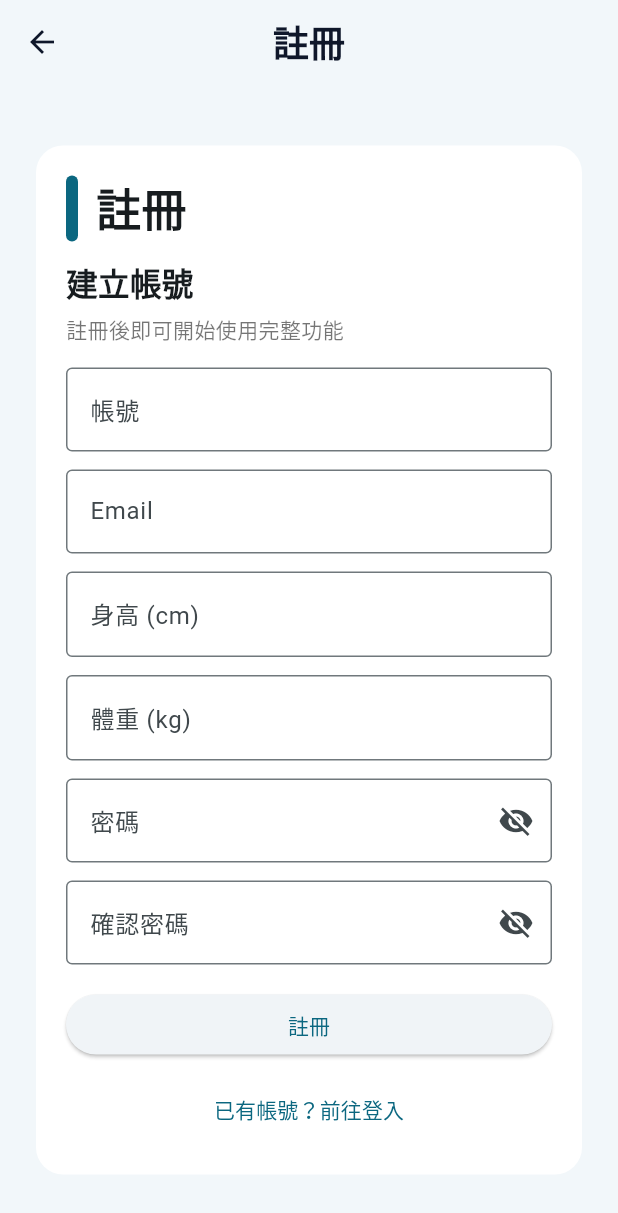
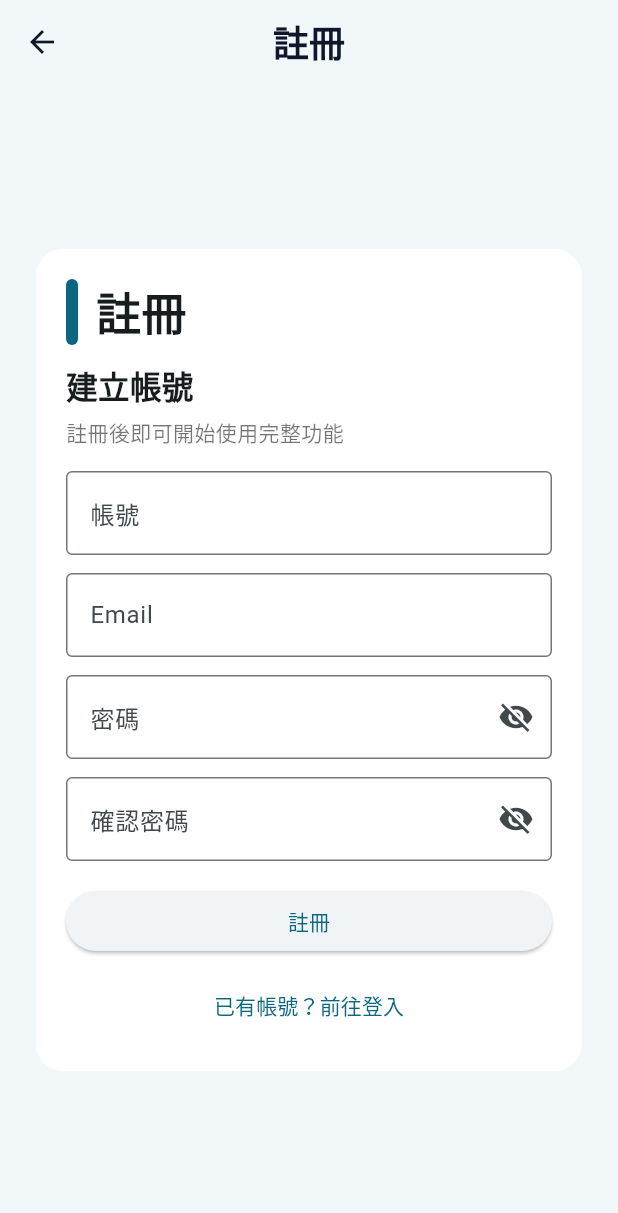
Before and after one commit to Hsin104/smartchair, a Flutter app: the screen it shows after launch, after a tap on "註冊", on a phone screen of 412 x 824 dp. Shown: the top 1213 px of the screen. Run offline on Flutter 3.47's test engine with Material 3 defaults, Android fonts, the phone set to English and light mode, and no system bars; our stand-ins replace firebase_core, fl_chart, shared_preferences; missing offline and left inert: screen_retriever, system_tray, window_manager; accounts and stored records are empty.

Commit message:
chore(auth): remove height/weight from registration

```diff
--- a/lib/screens/auth_page.dart
+++ b/lib/screens/auth_page.dart
@@ -18,8 +18,6 @@ class _AuthPageState extends State<AuthPage> {
   final _emailController = TextEditingController();
   final _passwordController = TextEditingController();
   final _confirmPasswordController = TextEditingController();
-  final _heightController = TextEditingController();
-  final _weightController = TextEditingController();
 
   late AuthMode _mode;
   bool _isSubmitting = false;
@@ -38,8 +36,6 @@ class _AuthPageState extends State<AuthPage> {
     _emailController.dispose();
     _passwordController.dispose();
     _confirmPasswordController.dispose();
-    _heightController.dispose();
-    _weightController.dispose();
     super.dispose();
   }
 
@@ -62,8 +58,6 @@ class _AuthPageState extends State<AuthPage> {
             _usernameController.text.trim(),
             _emailController.text.trim(),
             _passwordController.text,
-            height: double.tryParse(_heightController.text.trim()),
-            weight: double.tryParse(_weightController.text.trim()),
           );
 
     if (!mounted) return;
@@ -174,46 +168,6 @@ class _AuthPageState extends State<AuthPage> {
                           },
                         ),
                         const SizedBox(height: 12),
-                        // 身高（只有註冊需要）
-                        TextFormField(
-                          controller: _heightController,
-                          keyboardType: TextInputType.number,
-                          decoration: const InputDecoration(
-                            labelText: '身高 (cm)',
-                            border: OutlineInputBorder(),
-                            hintText: '例：170',
-                          ),
-                          validator: (v) {
-                            final text = (v ?? '').trim();
-                            if (text.isEmpty) return '請輸入身高';
-                            final height = double.tryParse(text);
-                            if (height == null || height < 50 || height > 250) {
-                              return '身高應在 50~250 公分之間';
-                            }
-                            return null;
-                          },
-                        ),
-                        const SizedBox(height: 12),
-                        // 體重（只有註冊需要）
-                        TextFormField(
-                          controller: _weightController,
-                          keyboardType: TextInputType.number,
-                          decoration: const InputDecoration(
-                            labelText: '體重 (kg)',
-                            border: OutlineInputBorder(),
-                            hintText: '例：70',
-                          ),
-                          validator: (v) {
-                            final text = (v ?? '').trim();
-                            if (text.isEmpty) return '請輸入體重';
-                            final weight = double.tryParse(text);
-                            if (weight == null || weight < 20 || weight > 300) {
-                              return '體重應在 20~300 公斤之間';
-                            }
-                            return null;
-                          },
-                        ),
-                        const SizedBox(height: 12),
                       ],
 
                       // 密碼
@@ -299,8 +253,7 @@ class _AuthPageState extends State<AuthPage> {
                                   _emailController.clear();
                                   _passwordController.clear();
                                   _confirmPasswordController.clear();
-                                  _heightController.clear();
-                                  _weightController.clear();
+                                  // height/weight removed from registration
                                   _obscurePassword = true;
                                   _obscureConfirmPassword = true;
                                 }),
```
